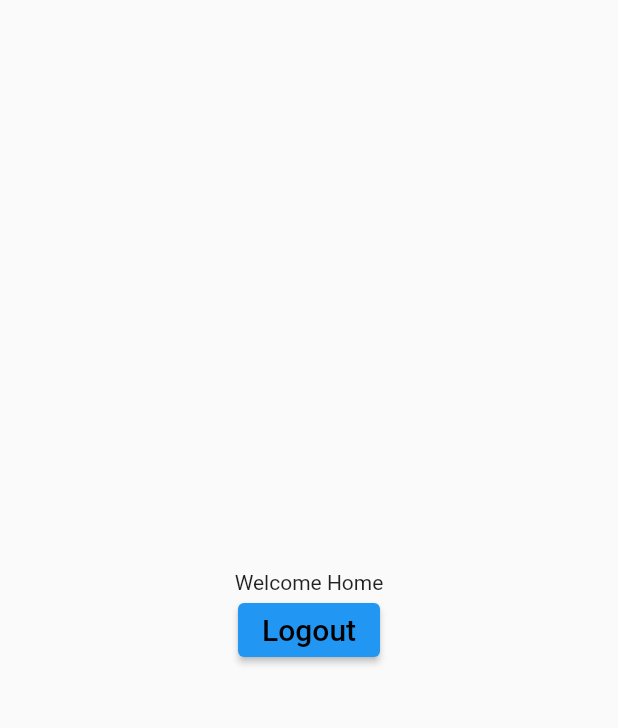
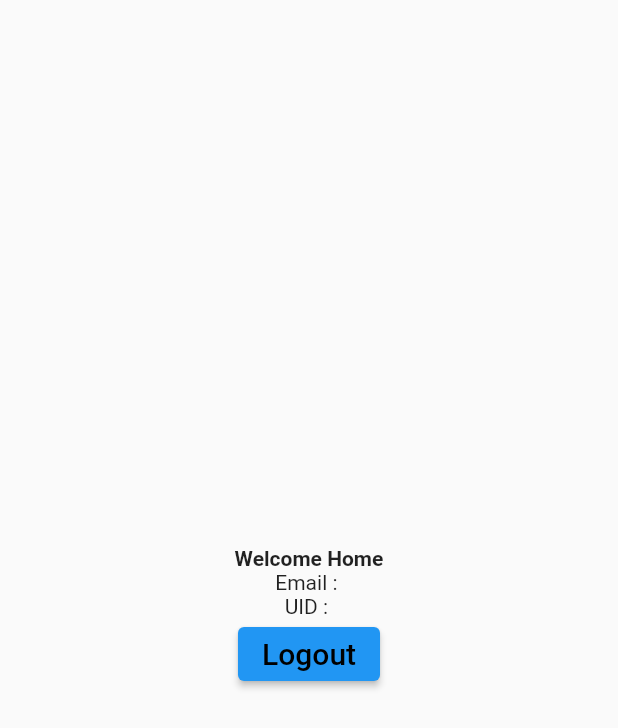
Before and after one commit to ojhey007/ourpass_auth_firebase, a Flutter app: the screen it shows once a user with an empty profile is signed in, on a phone screen of 412 x 824 dp. Shown: the top 728 px of the screen. Run offline on Flutter 3.47's test engine with Material 2 defaults, Android fonts, the phone set to English and light mode, and no system bars; our stand-ins replace firebase_auth, firebase_core, flutter_secure_storage, local_auth; accounts and stored records are empty.

```diff
--- /dev/null
+++ b/lib/global/utils/app_constant.dart
@@ -0,0 +1,2 @@
+const String secureEmail = "secure_email";
+const String securePassword = "secure_password";
--- a/lib/main.dart
+++ b/lib/main.dart
@@ -31,15 +31,18 @@ class MyApp extends StatelessWidget {
             theme: ThemeData(
               primarySwatch: Colors.cyan,
             ),
-            home: AuthWrapper()));
+            home: const AuthWrapper()));
   }
 }
 
 class AuthWrapper extends StatelessWidget {
+  const AuthWrapper({Key? key}) : super(key: key);
+
   @override
   Widget build(BuildContext context) {
     final authService = Provider.of<AuthRepository>(context);
-    return StreamBuilder(
+    return Scaffold(
+        body: StreamBuilder(
             stream: authService.user,
             builder: (
               _,
@@ -49,8 +52,7 @@ class AuthWrapper extends StatelessWidget {
                 final User? user = snapshot.data;
                 return user == null ? LoginPage() : VerifyEmail();
               }
-          return const Scaffold(
-              body: Center(child: CircularProgressIndicator()));
-        });
+              return const Center(child: CircularProgressIndicator());
+            }));
   }
 }
--- a/lib/repository/auth_repository.dart
+++ b/lib/repository/auth_repository.dart
@@ -1,10 +1,14 @@
 import 'package:firebase_auth/firebase_auth.dart' as auth;
 import 'package:flutter/material.dart';
+import 'package:ourpass/global/utils/app_constant.dart';
 import 'package:ourpass/global/utils/app_modal.dart';
 import 'package:ourpass/models/user_model.dart';
+import 'package:ourpass/repository/storage_repository.dart';
 
 class AuthRepository {
   final auth.FirebaseAuth _firebaseAuth = auth.FirebaseAuth.instance;
+  final SecureStorageRepository _secureStorageRepository =
+      SecureStorageRepository();
 
   AuthRepository();
 
@@ -33,7 +37,9 @@ class AuthRepository {
   }
 
   Future<dynamic> signIn(
-      {required String email, required String password}) async {
+      {required BuildContext context,
+      required String email,
+      required String password}) async {
     try {
       final credential = await _firebaseAuth.signInWithEmailAndPassword(
         email: email,
--- /dev/null
+++ b/lib/repository/storage_repository.dart
@@ -0,0 +1,17 @@
+import 'package:flutter_secure_storage/flutter_secure_storage.dart';
+
+class SecureStorageRepository {
+  final storage = const FlutterSecureStorage();
+
+  void saveValue(final String key, final String value) async {
+    storage.write(key: key, value: value);
+  }
+
+  Future<String?> getValue(final String key) async {
+    return await storage.read(key: key);
+  }
+
+  void deleteValue() {
+    storage.deleteAll();
+  }
+}
--- a/lib/screens/home_page/home_page.dart
+++ b/lib/screens/home_page/home_page.dart
@@ -1,3 +1,4 @@
+import 'package:firebase_auth/firebase_auth.dart';
 import 'package:flutter/material.dart';
 import 'package:ourpass/global/utils/navigation_fn.dart';
 import 'package:ourpass/global/widgets/custom_elevated_button.dart';
@@ -10,12 +11,18 @@ class HomePage extends StatelessWidget {
 
   @override
   Widget build(BuildContext context) {
+    final User? user = FirebaseAuth.instance.currentUser;
     return Scaffold(
       body: Center(
           child: Column(
         mainAxisAlignment: MainAxisAlignment.center,
         children: [
-          const Text("Welcome Home"),
+          const Text(
+            "Welcome Home",
+            style: TextStyle(fontWeight: FontWeight.w600),
+          ),
+          Text("Email : ${user!.email}"),
+          Text("UID : ${user.uid}"),
           OurpassElevatedButton(
             color: Colors.blue,
             buttonIdentifier: '',
--- a/lib/screens/verify_email/verify_email.dart
+++ b/lib/screens/verify_email/verify_email.dart
@@ -24,7 +24,8 @@ class _VerifyEmailState extends State<VerifyEmail> {
     isEmailVerified = FirebaseAuth.instance.currentUser!.emailVerified;
     if (!isEmailVerified) {
       context.read<AuthRepository>().verifyEmail();
-      timer = Timer.periodic(Duration(seconds: 3), (_) => checkEmailVerified());
+      timer = Timer.periodic(
+          const Duration(seconds: 3), (_) => checkEmailVerified());
     }
   }
 
--- a/pubspec.yaml
+++ b/pubspec.yaml
@@ -31,6 +31,8 @@ dependencies:
   firebase_core: ^1.5.0
   cloud_firestore: ^3.1.5
   provider: ^6.0.3
+  local_auth: ^2.1.0
+  flutter_secure_storage:
   flutter:
     sdk: flutter
 
```
Also changed, not shown: lib/global/utility_function.dart (added, +16 -0 lines), lib/screens/login/login.dart (+49 -6 lines), pubspec.lock, 6 other files. Lines whose indentation alone changed are shown as unchanged.
